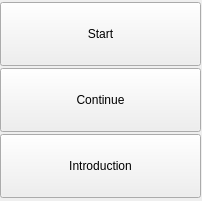
Before: the Qt Designer form escwidget.ui in Elgce/Dynasties, drawn with Qt 5.
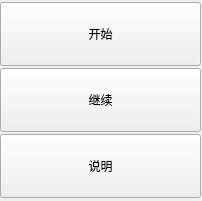
After: the same form once the commit is applied.

What changed in the file:
```diff
--- a/escwidget.ui
+++ b/escwidget.ui
@@ -35,7 +35,7 @@
        </size>
       </property>
       <property name="text">
-       <string>Start</string>
+       <string>开始</string>
       </property>
      </widget>
     </item>
@@ -48,7 +48,7 @@
        </size>
       </property>
       <property name="text">
-       <string>Introduction</string>
+       <string>说明</string>
       </property>
      </widget>
     </item>
@@ -61,7 +61,7 @@
        </size>
       </property>
       <property name="text">
-       <string>Continue</string>
+       <string>继续</string>
       </property>
      </widget>
     </item>
```
